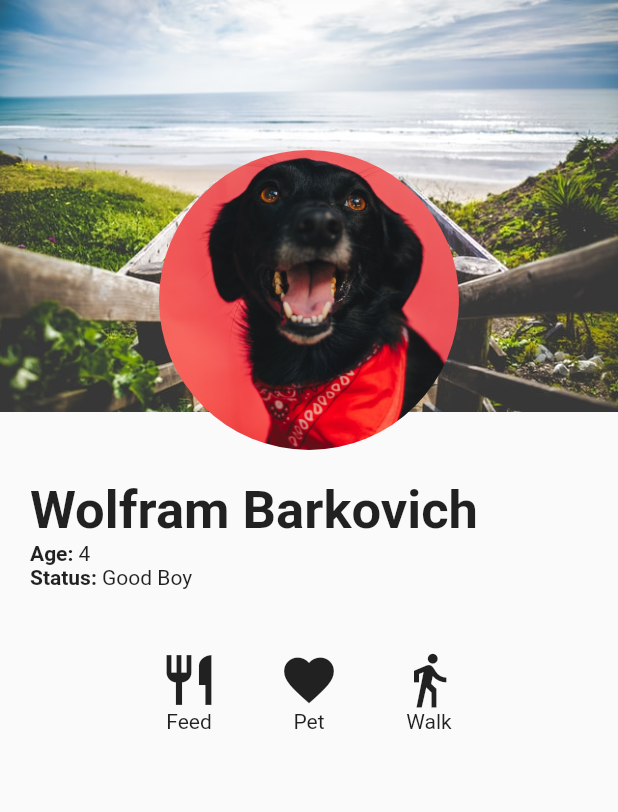
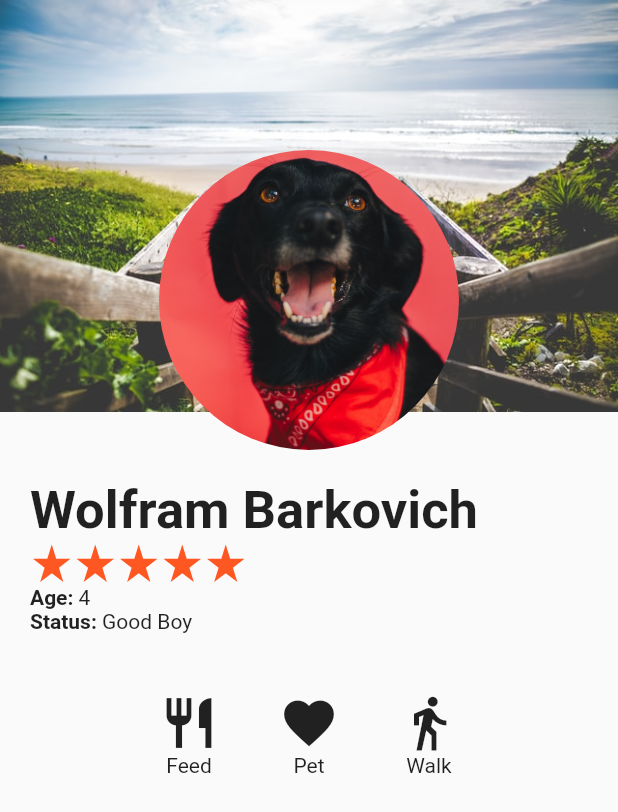
Before and after one commit to co360/flutter-cookbook, a Flutter app: the ProfileScreen screen opened directly, on a phone screen of 412 x 824 dp. Shown: the top 812 px of the screen. Run offline on Flutter 3.47's test engine with Material 2 defaults, Android fonts, the phone set to English and light mode, and no system bars; our stand-ins replace google_fonts.

Commit message:
profile scree shows star raitings

```diff
--- a/04-layout-taming-widget-tree/prototype_screen/lib/main.dart
+++ b/04-layout-taming-widget-tree/prototype_screen/lib/main.dart
@@ -13,7 +13,7 @@ class MyApp extends StatelessWidget {
   @override
   Widget build(BuildContext context) {
     return MaterialApp(
-      home: FlexScreen(),
+      home: ProfileScreen(),
     );
   }
 }
--- a/04-layout-taming-widget-tree/prototype_screen/lib/profile_screen.dart
+++ b/04-layout-taming-widget-tree/prototype_screen/lib/profile_screen.dart
@@ -1,4 +1,5 @@
 import 'package:flutter/material.dart';
+import 'package:prototype_screen/star.dart';
 
 class ProfileScreen extends StatelessWidget {
   const ProfileScreen({Key? key}) : super(key: key);
@@ -47,6 +48,7 @@ class ProfileScreen extends StatelessWidget {
             'Wolfram Barkovich',
             style: TextStyle(fontSize: 35, fontWeight: FontWeight.w600),
           ),
+          StarRaiting(value: 5),
           _buildDetailsRow('Age: ', '4'),
           _buildDetailsRow('Status: ', 'Good Boy'),
         ],
--- /dev/null
+++ b/04-layout-taming-widget-tree/prototype_screen/lib/star.dart
@@ -0,0 +1,79 @@
+import 'package:flutter/material.dart';
+
+class Star extends StatelessWidget {
+  final Color? color;
+  final double? size;
+
+  const Star({Key? key, this.color, this.size}) : super(key: key);
+
+  @override
+  Widget build(BuildContext context) {
+    return SizedBox(
+      width: size,
+      height: size,
+      child: CustomPaint(
+        painter: _StarPainter(color!),
+      ),
+    );
+  }
+}
+
+class _StarPainter extends CustomPainter {
+  final Color color;
+
+  _StarPainter(this.color);
+
+  @override
+  void paint(Canvas canvas, Size size) {
+    final paint = Paint()..color = color;
+
+    final path = Path();
+    path.moveTo(size.width * 0.5, 0);
+    path.lineTo(size.width * 0.618, size.height * 0.382);
+    path.lineTo(size.width, size.height * 0.382);
+    path.lineTo(size.width * 0.691, size.height * 0.618);
+    path.lineTo(size.width * 0.809, size.height);
+    path.lineTo(size.width * 0.5, size.height * 0.7639);
+    path.lineTo(size.width * 0.191, size.height);
+    path.lineTo(size.width * 0.309, size.height * 0.618);
+    path.lineTo(size.width * 0.309, size.height * 0.618);
+    path.lineTo(0, size.height * 0.382);
+    path.lineTo(size.width * 0.382, size.height * 0.382);
+    path.close();
+
+    canvas.drawPath(path, paint);
+  }
+
+  @override
+  bool shouldRepaint(covariant CustomPainter oldDelegate) {
+    return false;
+  }
+}
+
+class StarRaiting extends StatelessWidget {
+  final Color color;
+  final int value;
+  final double starSize;
+
+  const StarRaiting(
+      {Key? key,
+      this.color = Colors.deepOrange,
+      required this.value,
+      this.starSize = 25})
+      : super(key: key);
+
+  @override
+  Widget build(BuildContext context) {
+    return Row(
+      children: List.generate(
+          value,
+          (_) => Padding(
+                padding: const EdgeInsets.all(2.0),
+                child: Star(
+                  color: color,
+                  size: starSize,
+                ),
+              )),
+    );
+  }
+}
```
